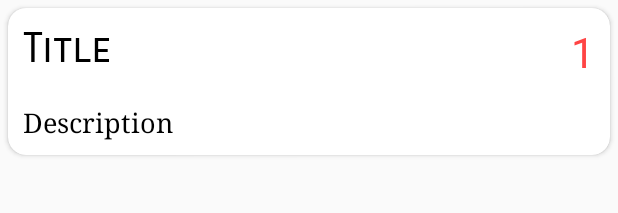
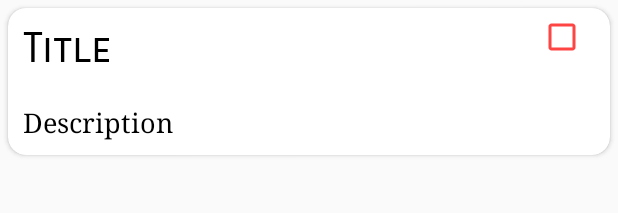
Before and after one commit to JuliaSantosMoura1201/Learnig-Cloud-Firestore, an Android app: the layout notes_rv_layout.xml on its own in the app's theme, with its tools: preview values and no code run, on a phone screen of 412 x 824 dp. Shown: the top 213 px of the screen. Run offline under Robolectric (Android 15) with nearby library versions, the phone set to English and light mode, and no system bars.

Commit message:
Check button implemented

```diff
--- a/app/src/main/java/com/example/appnote/AddNotesActivity.kt
+++ b/app/src/main/java/com/example/appnote/AddNotesActivity.kt
@@ -203,8 +203,8 @@ class AddNotesActivity : AppCompatActivity() {
             configYear(date),
             configHour(time),
             configMinute(time),
-            editPlace.text.toString()
-
+            editPlace.text.toString(),
+            false
         )
     }
 
--- a/app/src/main/java/com/example/appnote/Note.kt
+++ b/app/src/main/java/com/example/appnote/Note.kt
@@ -9,5 +9,6 @@ data class Note(
     var year: String? = null,
     var hour: String? = null,
     var minute: String? = null,
-    var place: String? = null
+    var place: String? = null,
+    var state: Boolean? = false
 )
--- /dev/null
+++ b/app/src/main/res/drawable/ic_check_box_outline_blank_black_24dp.xml
@@ -0,0 +1,9 @@
+<vector xmlns:android="http://schemas.android.com/apk/res/android"
+        android:width="24dp"
+        android:height="24dp"
+        android:viewportWidth="24.0"
+        android:viewportHeight="24.0">
+    <path
+        android:fillColor="@android:color/holo_red_light"
+        android:pathData="M19,5v14H5V5h14m0,-2H5c-1.1,0 -2,0.9 -2,2v14c0,1.1 0.9,2 2,2h14c1.1,0 2,-0.9 2,-2V5c0,-1.1 -0.9,-2 -2,-2z"/>
+</vector>
--- a/app/src/main/res/layout/activity_research.xml
+++ b/app/src/main/res/layout/activity_research.xml
@@ -97,14 +97,12 @@
                 app:layout_constraintStart_toStartOf="parent"
                 app:layout_constraintTop_toBottomOf="@+id/titleResearchTV" />
 
-            <TextView
+            <CheckBox
                 android:id="@+id/idResearchTV"
                 android:layout_width="wrap_content"
                 android:layout_height="wrap_content"
+                android:button="@drawable/ic_check_box_outline_blank_black_24dp"
                 android:padding="10dp"
-                android:text="@string/txt_id"
-                android:textColor="@android:color/holo_red_light"
-                android:textSize="28sp"
                 app:layout_constraintEnd_toEndOf="parent"
                 app:layout_constraintTop_toTopOf="parent" />
 
--- a/app/src/main/res/layout/notes_rv_layout.xml
+++ b/app/src/main/res/layout/notes_rv_layout.xml
@@ -37,14 +37,13 @@
             app:layout_constraintStart_toStartOf="parent"
             app:layout_constraintTop_toBottomOf="@+id/titleResearchTV" />
 
-        <TextView
+        <CheckBox
             android:id="@+id/idResearchTV"
             android:layout_width="wrap_content"
             android:layout_height="wrap_content"
+            android:button="@drawable/ic_check_box_outline_blank_black_24dp"
             android:padding="10dp"
-            android:text="@string/txt_id"
             android:textColor="@android:color/holo_red_light"
-            android:textSize="28sp"
             app:layout_constraintEnd_toEndOf="parent"
             app:layout_constraintTop_toTopOf="parent" />
 
```
Also changed, not shown: app/src/main/java/com/example/appnote/MainActivity.kt (+66 -2 lines), app/src/main/java/com/example/appnote/NotesAdapter.kt (+11 -0 lines), app/src/main/java/com/example/appnote/ResearchActivity.kt (+6 -2 lines), app/src/main/res/drawable/ic_check_box_black_24dp.xml (added, +9 -0 lines).
